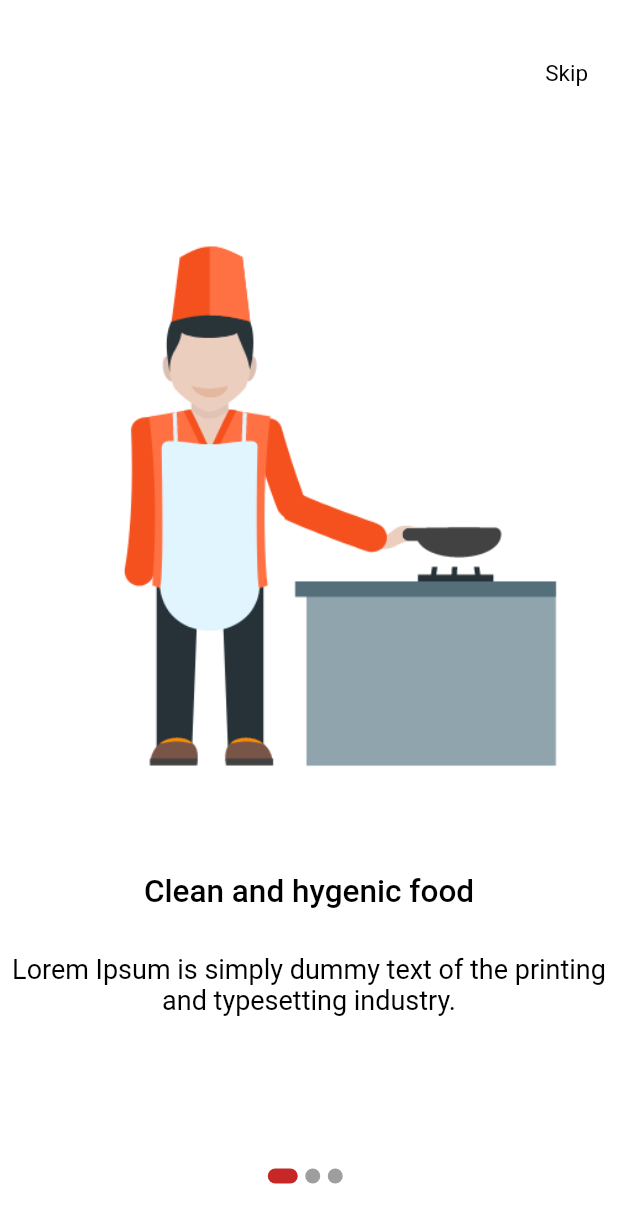
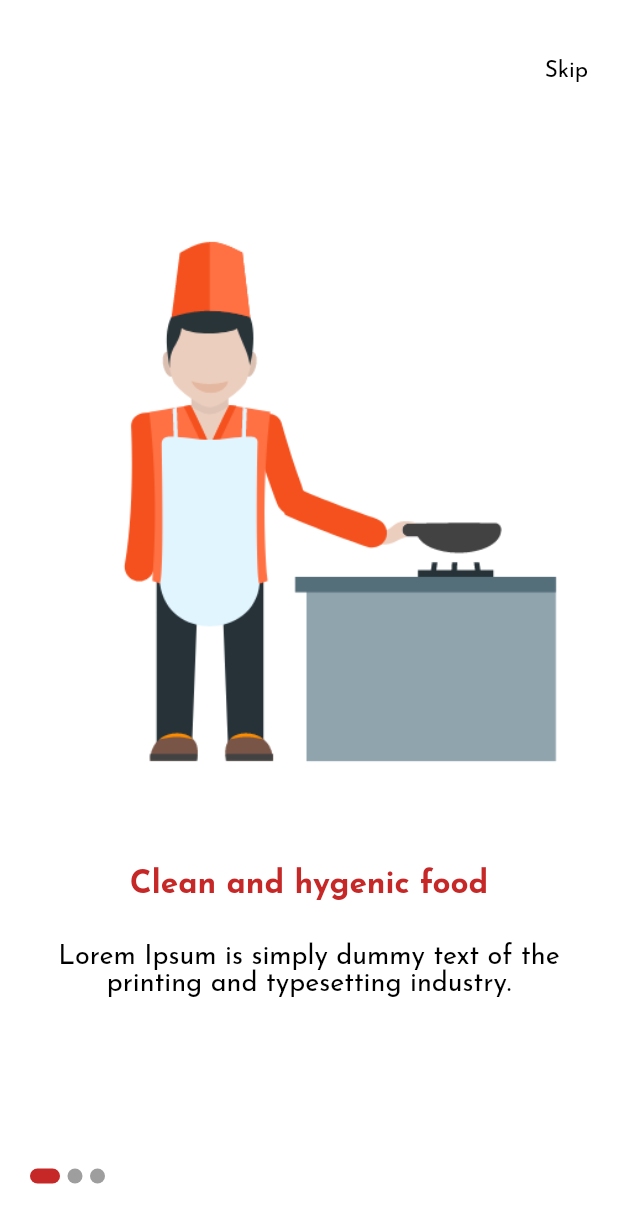
Before and after one commit to naveeramesh/Foodo, a Flutter app: the screen it shows after launch, on a phone screen of 412 x 824 dp. Shown: the top 1223 px of the screen. Run offline on Flutter 3.47's test engine with Material 2 defaults, Android fonts, the phone set to English and light mode, and no system bars; our stand-ins replace carousel_slider, cloud_firestore, firebase_auth, firebase_core, geocoding, geolocator and 4 more; accounts and stored records are empty; Roboto replaces fonts that are missing (Ubuntu).

```diff
--- a/foodo/lib/Onboarding/onboarding_view.dart
+++ b/foodo/lib/Onboarding/onboarding_view.dart
@@ -1,4 +1,5 @@
 import 'package:flutter/material.dart';
+import 'package:foodo/Auth/Signin.dart';
 import 'package:foodo/Auth/Signup.dart';
 import 'package:foodo/Onboarding/widgets/data.dart';
 import 'package:foodo/Onboarding/widgets/pageview.dart';
@@ -71,35 +72,30 @@ class _OnboardingState extends State<Onboarding> {
                     height: 60,
                     width: double.infinity,
                     child: Padding(
-                        padding: EdgeInsets.only(top: 20),
+                        padding: EdgeInsets.only(top: 20, left: 20),
                         child: Row(
-                          mainAxisAlignment: MainAxisAlignment.center,
                           children: List.generate(data_list.length,
                               (int index) => _buildDots(index: index)),
                         )),
                   )
-                : Row(
-                    mainAxisAlignment: MainAxisAlignment.end,
-                    children: [
-                      Padding(
-                        padding: const EdgeInsets.only(right: 20.0),
-                        child: Container(
-                          decoration: BoxDecoration(
-                              color: Colors.red[800], shape: BoxShape.circle),
-                          child: Center(
-                              child: IconButton(
-                            onPressed: () {
-                              Navigator.pushReplacement(context,
-                                  MaterialPageRoute(builder: (b) => Signup()));
-                            },
-                            icon: Icon(
-                              Icons.arrow_forward_ios_outlined,
-                              color: Colors.white,
-                            ),
-                          )),
+                : Padding(
+                    padding: const EdgeInsets.only(right: 20.0, left: 20),
+                    child: GestureDetector(
+                      onTap: () {
+                        Navigator.pushReplacement(context,
+                            MaterialPageRoute(builder: (b) => Signin()));
+                      },
+                      child: Container(
+                        height: 60,
+                        decoration: BoxDecoration(
+                          borderRadius: BorderRadius.circular(20),
+                          color: Colors.red[800],
                         ),
+                        child: Center(
+                            child: Helper.text("Signin", 20, 0, Colors.white,
+                                FontWeight.bold)),
                       ),
-                    ],
+                    ),
                   ),
             SizedBox(
               height: 20,
--- a/foodo/lib/Onboarding/widgets/pageview.dart
+++ b/foodo/lib/Onboarding/widgets/pageview.dart
@@ -30,8 +30,8 @@ class _Page_ViewState extends State<Page_View> {
       Padding(
           padding: EdgeInsets.only(bottom: 10),
           child: Container(
-              child: Helper.text("${widget.items.title}", 21, 0, Colors.black,
-                  FontWeight.w500))),
+              child: Helper.text("${widget.items.title}", 21, 0,
+                  Colors.red[800], FontWeight.bold))),
       Padding(
           padding: EdgeInsets.only(top: 10),
           child: Container(
--- a/foodo/lib/constants/text.dart
+++ b/foodo/lib/constants/text.dart
@@ -2,12 +2,12 @@ import 'package:flutter/material.dart';
 import 'package:google_fonts/google_fonts.dart';
 
 class Helper {
-
-  static Widget text(String msg, int size, int spacing, Color? color, FontWeight fontWeight) {
+  static Widget text(
+      String msg, int size, int spacing, Color? color, FontWeight fontWeight) {
     return Text(
       msg,
       textAlign: TextAlign.center,
-      style: GoogleFonts.ubuntu(
+      style: GoogleFonts.josefinSans(
           fontWeight: fontWeight,
           fontSize: size.toDouble(),
           color: color,
```
Also changed, not shown: foodo/lib/Auth/startscreen.dart (added, +23 -0 lines).
